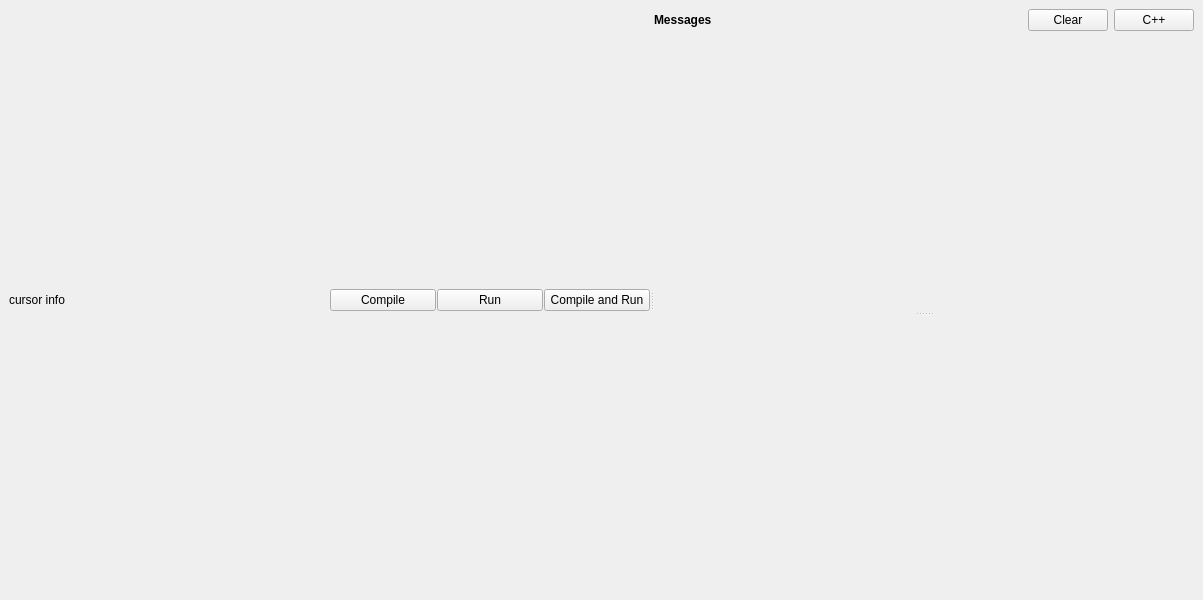
First picture: the form in ui/mainwindow.ui, repository cpeditor/cpeditor, before the edit.
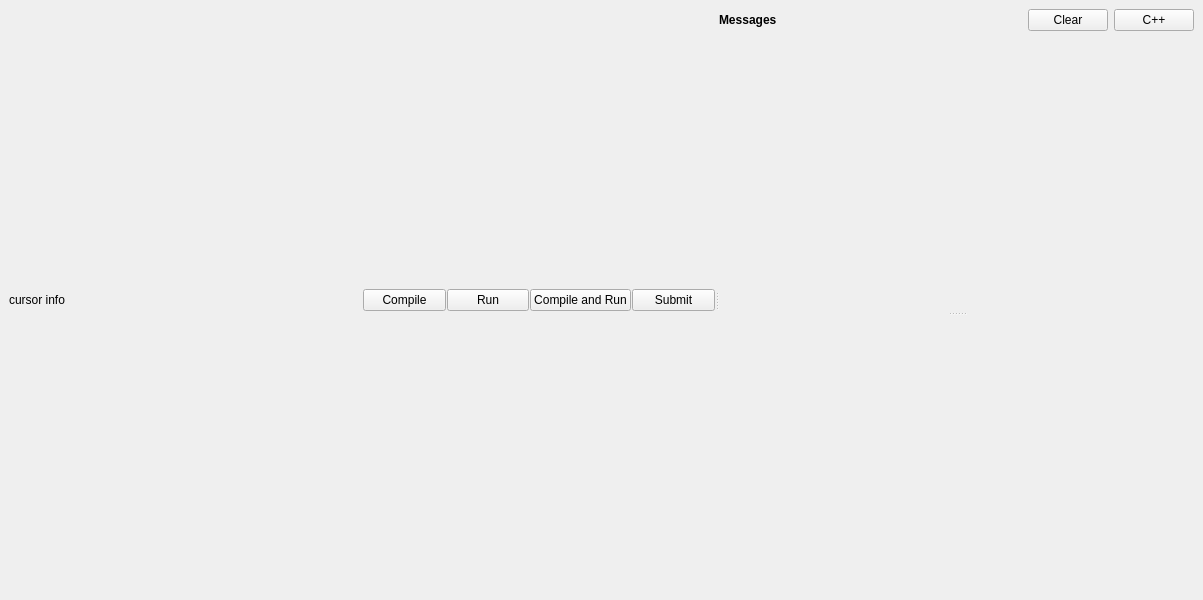
Second picture: the form after the edit.

Commit message: Submit button is set visible or hidden depening on URL

Patch:
```diff
--- a/ui/mainwindow.ui
+++ b/ui/mainwindow.ui
@@ -70,6 +70,13 @@
               </property>
              </widget>
             </item>
+            <item>
+             <widget class="QPushButton" name="submitButton">
+              <property name="text">
+               <string>Submit</string>
+              </property>
+             </widget>
+            </item>
            </layout>
           </item>
          </layout>
```
The commit also changes 3 other files.
